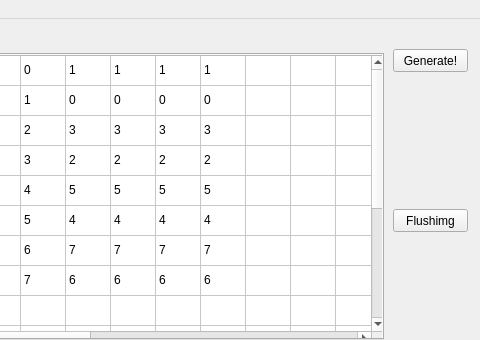
Above: twoFirst01/generate_fastlog/fastcopy_res.ui from hooloong/gitpython before the change; both pictures show x 387 to 867 and y 0 to 340 of the 867 by 708 pixel window. Below: the same form after it.
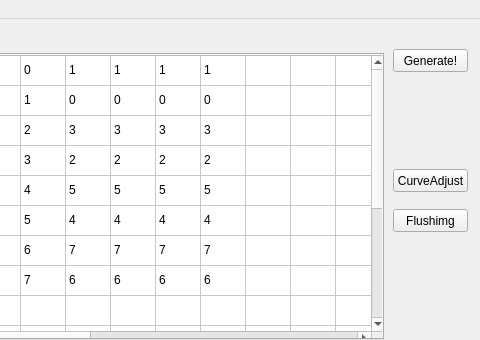
That is the form after the change. Icons and pictures are not drawn.

Commit message: add curve adjust and scaledown fucntion.

Diff of the .ui file:
```diff
--- a/twoFirst01/generate_fastlog/fastcopy_res.ui
+++ b/twoFirst01/generate_fastlog/fastcopy_res.ui
@@ -538,6 +538,22 @@
      <string>Flushimg</string>
     </property>
    </widget>
+   <widget class="QPushButton" name="pushButton_curve">
+    <property name="geometry">
+     <rect>
+      <x>780</x>
+      <y>150</y>
+      <width>75</width>
+      <height>23</height>
+     </rect>
+    </property>
+    <property name="toolTip">
+     <string extracomment="use curve paras to adjust pwm duties!"/>
+    </property>
+    <property name="text">
+     <string>CurveAdjust</string>
+    </property>
+   </widget>
   </widget>
   <widget class="QMenuBar" name="menubar">
    <property name="geometry">
```
The commit also changes 1 other file.
